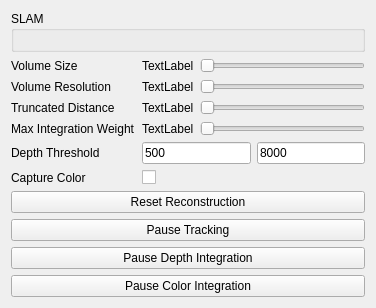
Qt form intern/src/editor_gui/edit_inspector_slam.ui (swantmon/saltwater) before a commit.
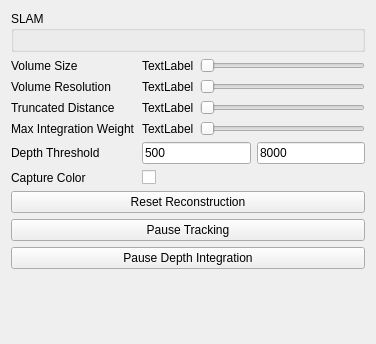
The same form after that commit.

```diff
--- a/intern/src/editor_gui/edit_inspector_slam.ui
+++ b/intern/src/editor_gui/edit_inspector_slam.ui
@@ -7,7 +7,7 @@
     <x>0</x>
     <y>0</y>
     <width>376</width>
-    <height>286</height>
+    <height>344</height>
    </rect>
   </property>
   <property name="windowTitle">
@@ -196,13 +196,6 @@
      </property>
     </widget>
    </item>
-   <item>
-    <widget class="QPushButton" name="m_pPauseColorIntegrationButton">
-     <property name="text">
-      <string>Pause Color Integration</string>
-     </property>
-    </widget>
-   </item>
    <item>
     <spacer name="verticalSpacer">
      <property name="orientation">
```
Left out of the diff: 25 changed lines with no effect on the pictures.
